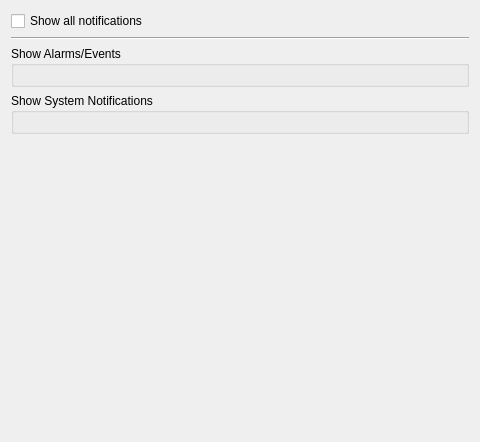
Before: the Qt Designer form client/src/ui/widgets/settings/popup_settings_widget.ui in networkoptix/nx_open, drawn with Qt 5.
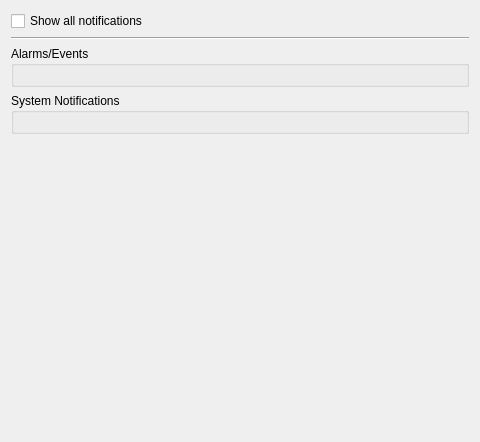
After: the same form once the commit is applied.

Patch:
```diff
--- a/client/src/ui/widgets/settings/popup_settings_widget.ui
+++ b/client/src/ui/widgets/settings/popup_settings_widget.ui
@@ -31,7 +31,7 @@
    <item>
     <widget class="QGroupBox" name="businessEventsGroupBox">
      <property name="title">
-      <string>Show Alarms/Events</string>
+      <string>Alarms/Events</string>
      </property>
      <layout class="QVBoxLayout" name="businessEventsLayout"/>
     </widget>
@@ -39,7 +39,7 @@
    <item>
     <widget class="QGroupBox" name="systemHealthGroupBox">
      <property name="title">
-      <string>Show System Notifications</string>
+      <string>System Notifications</string>
      </property>
      <layout class="QVBoxLayout" name="systemHealthLayout"/>
     </widget>
```
Left out of the diff: 6 changed lines with no effect on the pictures.
